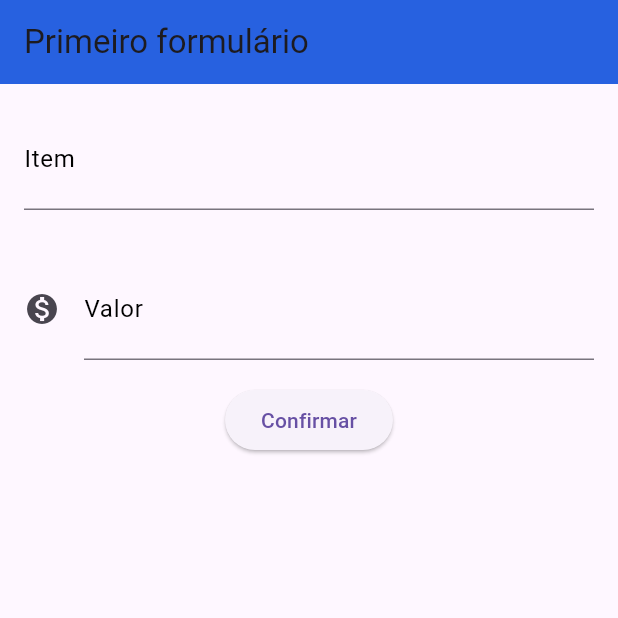
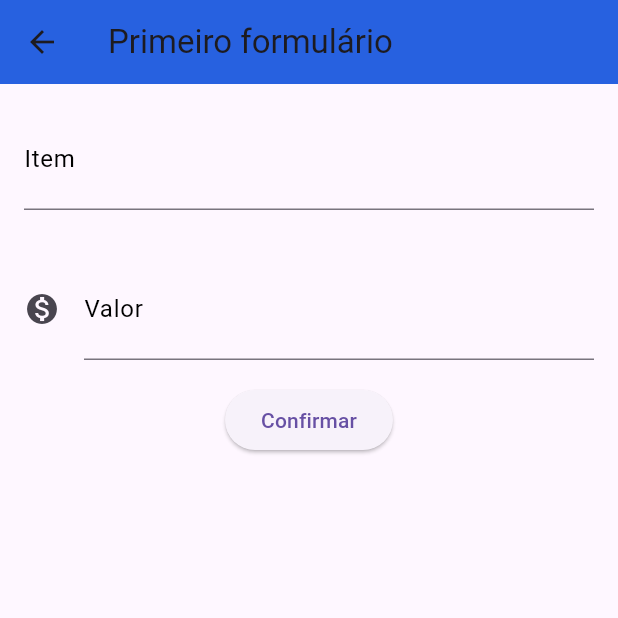
Before and after one commit to lucasg501/PrimeiroProjetoFlutter, a Flutter app: the FormularioTransferencia screen opened directly, after a tap on "Confirmar", on a phone screen of 412 x 824 dp, the top half of it. Run offline on Flutter 3.47's test engine with Material 3 defaults, Android fonts, the phone set to English and light mode, and no system bars.

Commit message:
formulario funcionando, proximo passo é deixar dinamico

```diff
--- a/lib/main.dart
+++ b/lib/main.dart
@@ -5,28 +5,48 @@ void main() => runApp(ByteBankApp());
 class ByteBankApp extends StatelessWidget {
   @override
   Widget build(BuildContext context) {
-    return MaterialApp(home: Scaffold(body: FormularioTransferencia()));
+    return MaterialApp(
+      home: Scaffold(
+        body: ListaTransferencias(),
+      )
+    );
   }
 }
 
 class ListaTransferencias extends StatelessWidget {
+
+  final List<Transferencia> _transferencias = [];
+
   @override
   Widget build(BuildContext context) {
+    _transferencias.add(Transferencia('Pindamonhangaba', 1000.0));
     return Scaffold(
       appBar: AppBar(
         backgroundColor: const Color.fromARGB(255, 39, 97, 224),
         title: const Text("Cabecinha de Guidão"),
       ),
-      body: Column(
-        children: <Widget>[
-          ItemTransferencia(Transferencia("Rolinha quadrada", 50)),
-          ItemTransferencia(Transferencia("Cabeça triangular", 1500)),
-          ItemTransferencia(Transferencia("Cuzinho descascado", 14)),
-        ],
+      body: ListView.builder(
+        itemCount: _transferencias.length,
+        itemBuilder: (context, indice){
+          final transferencia = _transferencias[indice];
+          return ItemTransferencia(transferencia);
+        }
+
       ),
       floatingActionButton: FloatingActionButton(
         child: const Icon(Icons.add),
-        onPressed: () {},
+        onPressed: () {
+          final Future<Transferencia?> future = Navigator.push<Transferencia>(context, MaterialPageRoute(builder: (context) {
+            return FormularioTransferencia();
+          }));
+          future.then((tranferenciaRecebida){
+            debugPrint('Chegou no then do future');
+            debugPrint('$tranferenciaRecebida');
+            if(tranferenciaRecebida != null){
+              _transferencias.add(tranferenciaRecebida);
+            }
+          });
+        },
       ),
     );
   }
@@ -55,11 +75,16 @@ class Transferencia {
   final String item;
 
   Transferencia(this.item, this.valor);
+
+  @override
+  String toString() => 'Transferencia{item: $item, valor: $valor}';
 }
 
+class FormularioTransferencia extends StatelessWidget {
+  FormularioTransferencia({super.key});
 
-class FormularioTransferencia extends StatelessWidget {
-  const FormularioTransferencia({super.key});
+  final TextEditingController _controladorCampoItem = TextEditingController();
+  final TextEditingController _controladorCampoValor = TextEditingController();
 
   @override
   Widget build(BuildContext context) {
@@ -70,44 +95,64 @@ class FormularioTransferencia extends StatelessWidget {
       ),
       body: Column(
         children: <Widget>[
-          Padding(
-            padding: const EdgeInsets.all(16.0),
-            child: TextField(
-              style: const TextStyle(
-                fontSize: 24.0,
-              ),
-              decoration: const InputDecoration(
-                labelText: "Item",
-                labelStyle: TextStyle(
-                  color: Colors.black,
-                ),
-                hintText: "Cachorra aguada",
-              ),
-            ),
+          Editor(
+            controlador: _controladorCampoItem,
+            rotulo: 'Item',
+            dica: 'Qual item?',
           ),
-          Padding(
-            padding: const EdgeInsets.all(16.0),
-            child: TextField(
-              style: const TextStyle(
-                fontSize: 24.0,
-              ),
-              decoration: const InputDecoration(
-                icon: Icon(Icons.monetization_on),
-                labelText: "Valor",
-                labelStyle: TextStyle(
-                  color: Colors.black,
-                ),
-                hintText: "501",
-              ),
-              keyboardType: TextInputType.number,
-            ),
+          Editor(
+            controlador: _controladorCampoValor,
+            rotulo: 'Valor',
+            dica: 'Qual o valor?',
+            icone: Icons.monetization_on,
           ),
           ElevatedButton(
             child: const Text("Confirmar"),
-            onPressed: () {},
+            onPressed: () {
+              _criaTransferencia(context);
+            },
           ),
         ],
       ),
     );
   }
+
+  void _criaTransferencia(BuildContext context) {
+    debugPrint('Clicou no confirmar');
+    final String item = _controladorCampoItem.text;
+    final double valor = double.tryParse(_controladorCampoValor.text) ?? 0.0;
+
+    if (item.isNotEmpty && valor > 0) {
+      final transferenciaCriada = Transferencia(item, valor);
+      debugPrint('$transferenciaCriada');
+      Navigator.pop(context, transferenciaCriada);
+    }
+  }
 }
+
+class Editor extends StatelessWidget {
+  final TextEditingController? controlador;
+  final String? rotulo;
+  final String? dica;
+  final IconData? icone;
+
+  Editor({this.controlador, this.rotulo, this.dica, this.icone});
+  //Colocar alguma propriedade fora das {} pode fazer um construtor nomeado e automaticamente obrigatorio
+
+  @override
+  Widget build(BuildContext context) {
+    return Padding(
+      padding: EdgeInsets.all(16.0),
+      child: TextField(
+        controller: controlador,
+        style: TextStyle(fontSize: 24.0),
+        decoration: InputDecoration(
+          icon: icone != null ? Icon(icone) : null,
+          labelText: rotulo,
+          labelStyle: TextStyle(color: Colors.black),
+          hintText: dica,
+        ),
+      ),
+    );
+  }
+}
```
